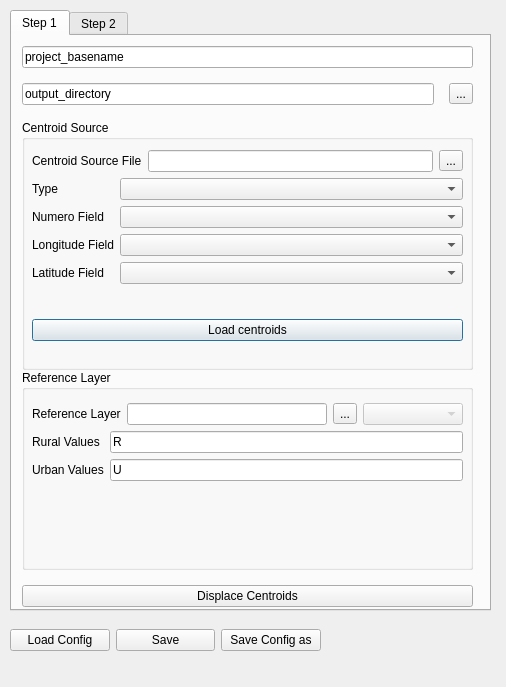
unicef-drp/mics-geocoding, file plugin/mics_geocode_plugin_dialog.ui: the form before one commit.
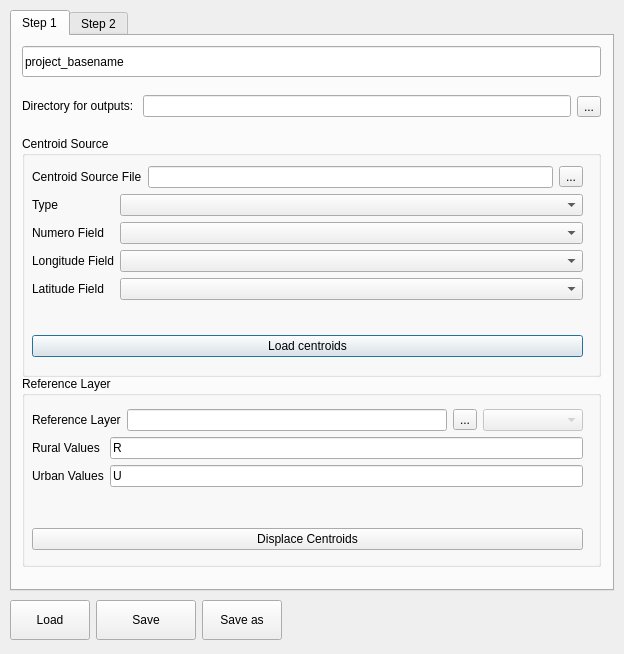
The form after the commit. The open tabs and pages were chosen to show the change. Icons and pictures are not drawn.

```diff
--- a/plugin/mics_geocode_plugin_dialog.ui
+++ b/plugin/mics_geocode_plugin_dialog.ui
@@ -6,8 +6,8 @@
    <rect>
     <x>0</x>
     <y>0</y>
-    <width>506</width>
-    <height>687</height>
+    <width>624</width>
+    <height>654</height>
    </rect>
   </property>
   <property name="windowTitle">
@@ -18,13 +18,25 @@
     <rect>
      <x>10</x>
      <y>10</y>
-     <width>481</width>
-     <height>601</height>
+     <width>604</width>
+     <height>581</height>
     </rect>
    </property>
    <layout class="QVBoxLayout" name="verticalLayout">
     <item>
      <widget class="QTabWidget" name="tabWidget">
+      <property name="sizePolicy">
+       <sizepolicy hsizetype="Expanding" vsizetype="Minimum">
+        <horstretch>0</horstretch>
+        <verstretch>0</verstretch>
+       </sizepolicy>
+      </property>
+      <property name="minimumSize">
+       <size>
+        <width>0</width>
+        <height>550</height>
+       </size>
+      </property>
       <property name="currentIndex">
        <number>0</number>
       </property>
@@ -35,32 +47,52 @@
        <attribute name="title">
         <string>Step 1</string>
        </attribute>
-       <widget class="QWidget" name="verticalLayoutWidget_2">
-        <property name="geometry">
-         <rect>
-          <x>10</x>
-          <y>10</y>
-          <width>451</width>
-          <height>561</height>
-         </rect>
-        </property>
-        <layout class="QVBoxLayout" name="verticalLayout_2">
-         <property name="spacing">
-          <number>15</number>
-         </property>
-         <item>
           <widget class="QLineEdit" name="basenameLineEdit">
+        <property name="geometry">
+         <rect>
+          <x>10</x>
+          <y>10</y>
+          <width>579</width>
+          <height>31</height>
+         </rect>
+        </property>
            <property name="text">
             <string>project_basename</string>
            </property>
           </widget>
-         </item>
+       <widget class="QWidget" name="layoutWidget">
+        <property name="geometry">
+         <rect>
+          <x>10</x>
+          <y>50</y>
+          <width>579</width>
+          <height>41</height>
+         </rect>
+        </property>
+        <layout class="QHBoxLayout" name="horizontalLayout_3">
          <item>
-          <layout class="QHBoxLayout" name="horizontalLayout">
+          <widget class="QLabel" name="label">
+           <property name="sizePolicy">
+            <sizepolicy hsizetype="Maximum" vsizetype="Maximum">
+             <horstretch>0</horstretch>
+             <verstretch>0</verstretch>
+            </sizepolicy>
+           </property>
+           <property name="text">
+            <string>Directory for outputs: </string>
+           </property>
+          </widget>
+         </item>
            <item>
             <widget class="QLineEdit" name="outputDirLineEdit">
+           <property name="sizePolicy">
+            <sizepolicy hsizetype="Expanding" vsizetype="Fixed">
+             <horstretch>0</horstretch>
+             <verstretch>0</verstretch>
+            </sizepolicy>
+           </property>
              <property name="text">
-              <string>output_directory</string>
+            <string/>
              </property>
             </widget>
            </item>
@@ -72,11 +104,18 @@
             </widget>
            </item>
           </layout>
-         </item>
-         <item>
+       </widget>
           <widget class="QGroupBox" name="groupBoxCentroid">
+        <property name="geometry">
+         <rect>
+          <x>10</x>
+          <y>100</y>
+          <width>579</width>
+          <height>241</height>
+         </rect>
+        </property>
            <property name="sizePolicy">
-            <sizepolicy hsizetype="Preferred" vsizetype="Maximum">
+         <sizepolicy hsizetype="Preferred" vsizetype="Expanding">
              <horstretch>0</horstretch>
              <verstretch>0</verstretch>
             </sizepolicy>
@@ -84,7 +123,7 @@
            <property name="minimumSize">
             <size>
              <width>0</width>
-             <height>250</height>
+          <height>0</height>
             </size>
            </property>
            <property name="title">
@@ -98,7 +137,7 @@
              <rect>
               <x>0</x>
               <y>20</y>
-              <width>451</width>
+           <width>571</width>
               <height>211</height>
              </rect>
             </property>
@@ -148,7 +187,7 @@
              <item>
               <widget class="QStackedWidget" name="stackFields">
                <property name="currentIndex">
-                <number>0</number>
+             <number>1</number>
                </property>
                <widget class="QWidget" name="pageAuto">
                 <widget class="QWidget" name="layoutWidget">
@@ -156,7 +195,7 @@
                   <rect>
                    <x>0</x>
                    <y>0</y>
-                   <width>431</width>
+                <width>551</width>
                    <height>121</height>
                   </rect>
                  </property>
@@ -226,7 +265,7 @@
                   <rect>
                    <x>0</x>
                    <y>0</y>
-                   <width>431</width>
+                <width>551</width>
                    <height>141</height>
                   </rect>
                  </property>
@@ -286,11 +325,17 @@
             </layout>
            </widget>
           </widget>
-         </item>
-         <item>
-          <widget class="QGroupBox" name="groupBox">
+       <widget class="QGroupBox" name="groupBoxDisplacer">
+        <property name="geometry">
+         <rect>
+          <x>10</x>
+          <y>340</y>
+          <width>579</width>
+          <height>191</height>
+         </rect>
+        </property>
            <property name="sizePolicy">
-            <sizepolicy hsizetype="Preferred" vsizetype="Maximum">
+         <sizepolicy hsizetype="Preferred" vsizetype="MinimumExpanding">
              <horstretch>0</horstretch>
              <verstretch>0</verstretch>
             </sizepolicy>
@@ -298,7 +343,7 @@
            <property name="minimumSize">
             <size>
              <width>0</width>
-             <height>200</height>
+          <height>0</height>
             </size>
            </property>
            <property name="title">
@@ -309,8 +354,8 @@
              <rect>
               <x>0</x>
               <y>23</y>
-              <width>451</width>
-              <height>171</height>
+           <width>571</width>
+           <height>161</height>
              </rect>
             </property>
             <layout class="QVBoxLayout" name="verticalLayout_4">
@@ -419,10 +464,6 @@
                </item>
               </layout>
              </item>
-            </layout>
-           </widget>
-          </widget>
-         </item>
          <item>
           <widget class="QPushButton" name="displaceCentroidsButton">
            <property name="text">
@@ -433,6 +474,7 @@
         </layout>
        </widget>
       </widget>
+      </widget>
       <widget class="QWidget" name="tab_step2">
        <attribute name="title">
         <string>Step 2</string>
@@ -442,25 +484,61 @@
     </item>
    </layout>
   </widget>
-  <widget class="QWidget" name="horizontalLayoutWidget">
+  <widget class="QWidget" name="layoutWidget">
    <property name="geometry">
     <rect>
      <x>10</x>
-     <y>610</y>
-     <width>311</width>
-     <height>61</height>
+     <y>600</y>
+     <width>291</width>
+     <height>51</height>
     </rect>
    </property>
    <layout class="QHBoxLayout" name="horizontalLayout_2">
+    <property name="sizeConstraint">
+     <enum>QLayout::SetMaximumSize</enum>
+    </property>
+    <property name="rightMargin">
+     <number>0</number>
+    </property>
     <item>
      <widget class="QPushButton" name="loadConfigButton">
+      <property name="sizePolicy">
+       <sizepolicy hsizetype="Maximum" vsizetype="Fixed">
+        <horstretch>0</horstretch>
+        <verstretch>0</verstretch>
+       </sizepolicy>
+      </property>
+      <property name="minimumSize">
+       <size>
+        <width>0</width>
+        <height>40</height>
+       </size>
+      </property>
       <property name="text">
-       <string>Load Config</string>
+       <string>Load</string>
       </property>
      </widget>
     </item>
     <item>
      <widget class="QPushButton" name="saveConfigButton">
+      <property name="sizePolicy">
+       <sizepolicy hsizetype="Maximum" vsizetype="Fixed">
+        <horstretch>0</horstretch>
+        <verstretch>0</verstretch>
+       </sizepolicy>
+      </property>
+      <property name="minimumSize">
+       <size>
+        <width>0</width>
+        <height>40</height>
+       </size>
+      </property>
+      <property name="maximumSize">
+       <size>
+        <width>100</width>
+        <height>16777215</height>
+       </size>
+      </property>
       <property name="text">
        <string>Save</string>
       </property>
@@ -468,13 +546,56 @@
     </item>
     <item>
      <widget class="QPushButton" name="saveConfigAsButton">
+      <property name="sizePolicy">
+       <sizepolicy hsizetype="Maximum" vsizetype="Fixed">
+        <horstretch>0</horstretch>
+        <verstretch>0</verstretch>
+       </sizepolicy>
+      </property>
+      <property name="minimumSize">
+       <size>
+        <width>0</width>
+        <height>40</height>
+       </size>
+      </property>
       <property name="text">
-       <string>Save Config as</string>
+       <string>Save as</string>
       </property>
      </widget>
     </item>
    </layout>
   </widget>
+  <widget class="QLabel" name="labelLogo">
+   <property name="geometry">
+    <rect>
+     <x>339</x>
+     <y>605</y>
+     <width>259</width>
+     <height>35</height>
+    </rect>
+   </property>
+   <property name="sizePolicy">
+    <sizepolicy hsizetype="Fixed" vsizetype="Preferred">
+     <horstretch>0</horstretch>
+     <verstretch>0</verstretch>
+    </sizepolicy>
+   </property>
+   <property name="minimumSize">
+    <size>
+     <width>259</width>
+     <height>35</height>
+    </size>
+   </property>
+   <property name="text">
+    <string/>
+   </property>
+   <property name="pixmap">
+    <pixmap>logo_nobg.png</pixmap>
+   </property>
+   <property name="scaledContents">
+    <bool>true</bool>
+   </property>
+  </widget>
  </widget>
  <resources/>
  <connections/>
```
Lines whose indentation alone changed are shown as unchanged.
